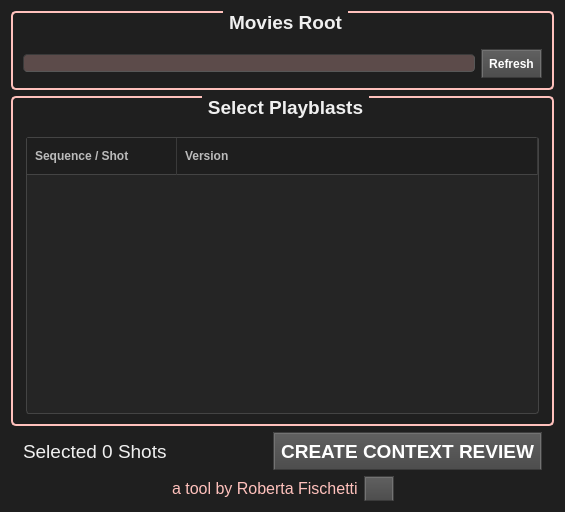
The window that picre/ui/playblastReviewerUI.ui (robertafischetti/Picre) describes before a commit, drawn with Qt 5.
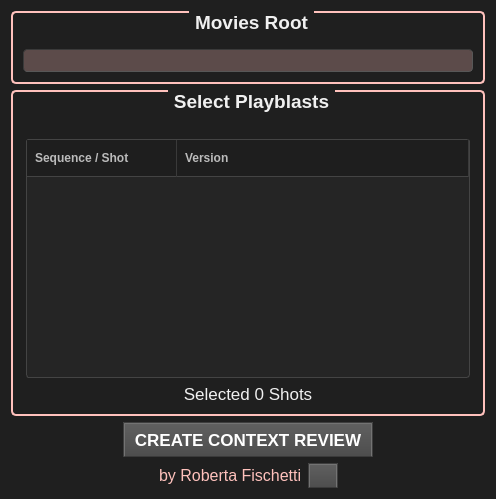
The same window after the commit. Icons and pictures are not drawn.

Diff of the .ui file:
```diff
--- a/picre/ui/playblastReviewerUI.ui
+++ b/picre/ui/playblastReviewerUI.ui
@@ -6,8 +6,8 @@
    <rect>
     <x>0</x>
     <y>0</y>
-    <width>477</width>
-    <height>512</height>
+    <width>496</width>
+    <height>483</height>
    </rect>
   </property>
   <property name="maximumSize">
@@ -257,30 +257,25 @@
      <property name="title">
       <string>Movies Root</string>
      </property>
+     <property name="alignment">
+      <set>Qt::AlignCenter</set>
+     </property>
      <layout class="QVBoxLayout" name="verticalLayout_2">
       <item>
        <layout class="QHBoxLayout" name="lay_moviesRoot">
         <item>
          <widget class="QLineEdit" name="le_moviesRoot">
-          <property name="styleSheet">
-           <string notr="true">background-color: rgba(255, 193, 188, 70);</string>
-          </property>
-          <property name="readOnly">
-           <bool>true</bool>
-          </property>
-         </widget>
-        </item>
-        <item>
-         <widget class="QPushButton" name="btn_refresh">
           <property name="font">
            <font>
             <family>Tahoma</family>
-            <weight>75</weight>
-            <bold>true</bold>
+            <pointsize>12</pointsize>
            </font>
           </property>
-          <property name="text">
-           <string>Refresh</string>
+          <property name="styleSheet">
+           <string notr="true">background-color: rgba(255, 193, 188, 70);</string>
+          </property>
+          <property name="readOnly">
+           <bool>true</bool>
           </property>
          </widget>
         </item>
@@ -316,23 +311,41 @@
       <string>Select Playblasts</string>
      </property>
      <layout class="QVBoxLayout" name="verticalLayout">
+      <property name="spacing">
+       <number>6</number>
+      </property>
       <property name="leftMargin">
        <number>12</number>
       </property>
       <property name="topMargin">
-       <number>12</number>
+       <number>20</number>
       </property>
       <property name="rightMargin">
        <number>12</number>
       </property>
       <item>
        <widget class="QTreeWidget" name="tw_playblastsTree">
+        <property name="sizePolicy">
+         <sizepolicy hsizetype="MinimumExpanding" vsizetype="MinimumExpanding">
+          <horstretch>0</horstretch>
+          <verstretch>0</verstretch>
+         </sizepolicy>
+        </property>
+        <property name="minimumSize">
+         <size>
+          <width>444</width>
+          <height>239</height>
+         </size>
+        </property>
         <property name="font">
          <font>
           <family>Tahoma</family>
-          <pointsize>13</pointsize>
+          <pointsize>12</pointsize>
          </font>
         </property>
+        <property name="layoutDirection">
+         <enum>Qt::LeftToRight</enum>
+        </property>
         <property name="styleSheet">
          <string notr="true">/* ============================================================
    TREE WIDGET
@@ -520,6 +533,28 @@
         </column>
        </widget>
       </item>
+      <item>
+       <widget class="QLabel" name="tl_shotsSelected">
+        <property name="font">
+         <font>
+          <family>Tahoma</family>
+          <pointsize>13</pointsize>
+         </font>
+        </property>
+        <property name="layoutDirection">
+         <enum>Qt::LeftToRight</enum>
+        </property>
+        <property name="frameShape">
+         <enum>QFrame::NoFrame</enum>
+        </property>
+        <property name="text">
+         <string>Selected 0 Shots</string>
+        </property>
+        <property name="alignment">
+         <set>Qt::AlignCenter</set>
+        </property>
+       </widget>
+      </item>
      </layout>
     </widget>
    </item>
@@ -534,41 +569,30 @@
      <property name="bottomMargin">
       <number>0</number>
      </property>
-     <item>
-      <widget class="QLabel" name="tl_shotsSelected">
-       <property name="font">
-        <font>
-         <family>Tahoma</family>
-         <pointsize>14</pointsize>
-        </font>
-       </property>
-       <property name="text">
-        <string>Selected 0 Shots</string>
-       </property>
-      </widget>
-     </item>
-     <item>
-      <spacer name="horizontalSpacer">
-       <property name="orientation">
-        <enum>Qt::Horizontal</enum>
-       </property>
-       <property name="sizeType">
-        <enum>QSizePolicy::Fixed</enum>
-       </property>
-       <property name="sizeHint" stdset="0">
-        <size>
-         <width>100</width>
-         <height>20</height>
-        </size>
-       </property>
-      </spacer>
-     </item>
      <item>
       <widget class="QPushButton" name="btn_createContextReview">
+       <property name="sizePolicy">
+        <sizepolicy hsizetype="Maximum" vsizetype="Maximum">
+         <horstretch>0</horstretch>
+         <verstretch>0</verstretch>
+        </sizepolicy>
+       </property>
+       <property name="minimumSize">
+        <size>
+         <width>0</width>
+         <height>0</height>
+        </size>
+       </property>
+       <property name="maximumSize">
+        <size>
+         <width>250</width>
+         <height>100</height>
+        </size>
+       </property>
        <property name="font">
         <font>
          <family>Tahoma</family>
-         <pointsize>14</pointsize>
+         <pointsize>13</pointsize>
          <weight>75</weight>
          <bold>true</bold>
         </font>
@@ -623,7 +647,7 @@
          <string notr="true">color: rgb(255, 193, 188);</string>
         </property>
         <property name="text">
-         <string>a tool by Roberta Fischetti</string>
+         <string>by Roberta Fischetti</string>
         </property>
         <property name="wordWrap">
          <bool>false</bool>
```
Left out of the diff: 7 changed lines with no effect on the pictures.
